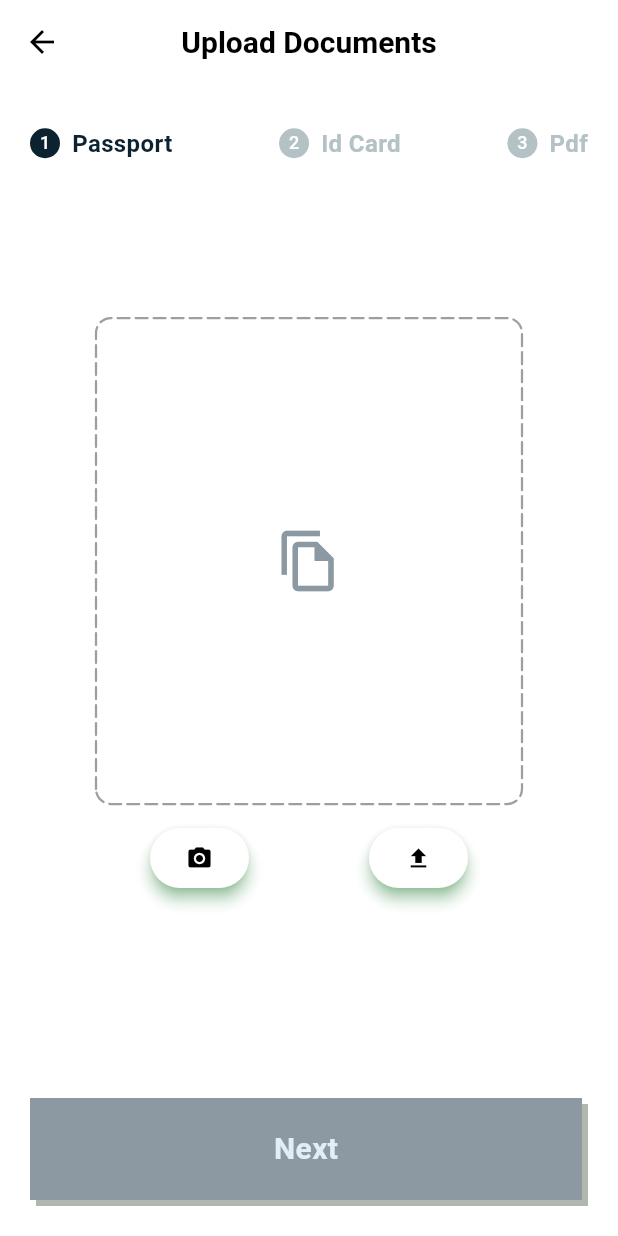
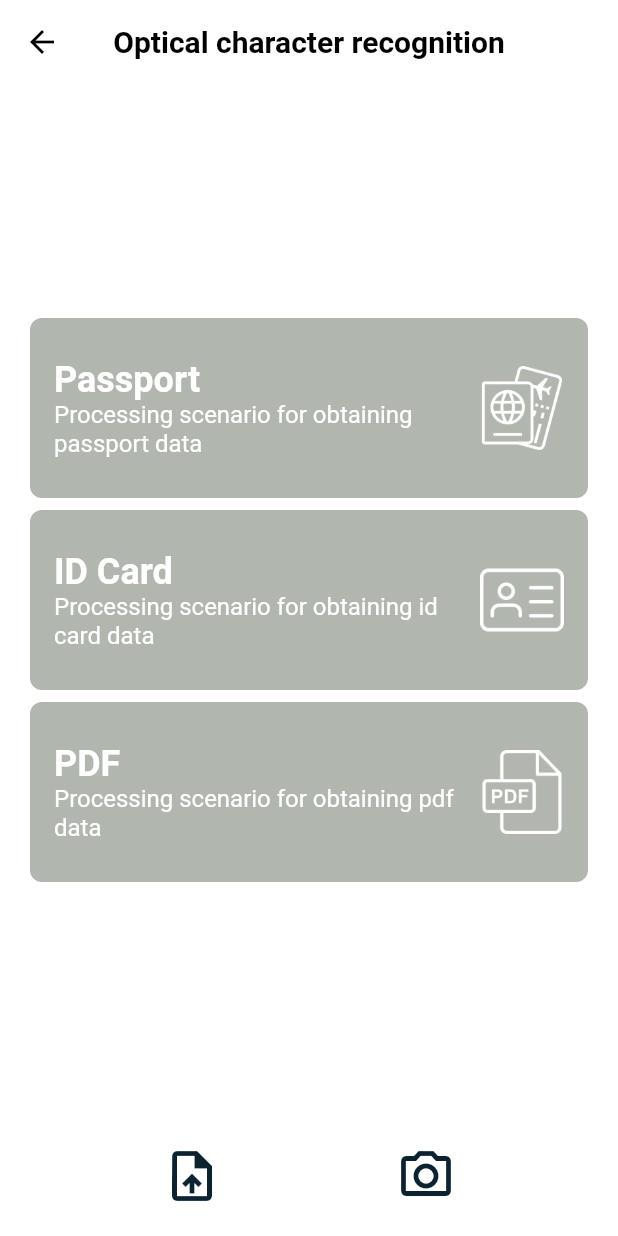
Before and after one commit to riyan-dcosta/ai_application_dct, a Flutter app: the screen it shows after launch, after a tap on "OCR", on a phone screen of 412 x 824 dp. Run offline on Flutter 3.47's test engine with Material 2 defaults, Android fonts, the phone set to English and light mode, and no system bars; drawn by our look-alikes of dotted_border; our stand-ins replace camera, file_picker, flutter_riverpod, freezed_annotation, go_router, hive and 2 more; missing offline and left inert: camerawesome, circular_progress_bar_with_lines, flutter_pdfview, google_mlkit_face_detection, pigeon; accounts and stored records are empty; generated files the repository leaves out were written again.

Commit message:
started updating ocr flow

```diff
--- a/lib/core/config/routes/go_router_object.dart
+++ b/lib/core/config/routes/go_router_object.dart
@@ -3,6 +3,7 @@ import 'package:ai_application_dct/features/face_detection/presentation/pages/ca
 import 'package:ai_application_dct/features/nav_decider_pages/presentation/views/home_page.dart';
 import 'package:ai_application_dct/features/nav_decider_pages/presentation/views/stt_tts_tab_page.dart';
 import 'package:ai_application_dct/features/ocr/presentation/pages/doc_upload_page.dart';
+import 'package:ai_application_dct/features/ocr/presentation/pages/doc_upload_page_v2.dart';
 import 'package:ai_application_dct/features/settings/presentation/pages/settings_page.dart';
 import 'package:ai_application_dct/features/speech_to_text/presentation/pages/stt_screen.dart';
 import 'package:flutter/material.dart';
@@ -24,7 +25,7 @@ class GoRouterObject {
   TypedGoRoute<SpeechRoute>(path: PathString.speechPage, routes: [
     TypedGoRoute<SpeechToTextRoute>(path: PathString.speechToText),
   ]),
-  TypedGoRoute<DocUploadRoute>(path: PathString.uploadDocument),
+  TypedGoRoute<DocUploadRouteV2>(path: PathString.uploadDocument),
   TypedGoRoute<FaceDetectionRoute>(path: PathString.faceDetectionPage),
 ])
 class HomeRoute extends GoRouteData {
@@ -71,6 +72,14 @@ class DocUploadRoute extends GoRouteData {
       const DocUploadPage();
 }
 
+class DocUploadRouteV2 extends GoRouteData {
+  const DocUploadRouteV2();
+
+  @override
+  Widget build(BuildContext context, GoRouterState state) =>
+      const DocUploadPageV2();
+}
+
 class FaceDetectionRoute extends GoRouteData {
   const FaceDetectionRoute();
 
--- a/lib/core/constants/colors.dart
+++ b/lib/core/constants/colors.dart
@@ -1,14 +1,14 @@
-import 'package:flutter/material.dart';
-
-class AppColor {
-  AppColor._();
-
-  static const Color white = Color(0xFFFFFFFF);
-  static const Color black = Color(0xFF000000);
-  static const Color scaffoldBackgroundColor = Color(0xFFE3EDF5);
-  static const Color accentColor = Color(0xFF0D2231);
-  static const Color emeraldGreen = Color(0xFF53D46B);
-  static const Color submarineBlue = Color(0xFFB4C2C6);
-  static const Color grey = Color(0xFF8C99A2);
-  static const Color mud = Color(0xFFB1B6AE);
-}
+// import 'package:flutter/material.dart';
+//
+// class AppColor {
+//   AppColor._();
+//
+//   static const Color white = Color(0xFFFFFFFF);
+//   static const Color black = Color(0xFF000000);
+//   static const Color scaffoldBackgroundColor = Color(0xFFE3EDF5);
+//   static const Color accentColor = Color(0xFF0D2231);
+//   static const Color emeraldGreen = Color(0xFF53D46B);
+//   static const Color submarineBlue = Color(0xFFB4C2C6);
+//   static const Color grey = Color(0xFF8C99A2);
+//   static const Color mud = Color(0xFFB1B6AE);
+// }
--- a/lib/features/nav_decider_pages/presentation/views/home_page.dart
+++ b/lib/features/nav_decider_pages/presentation/views/home_page.dart
@@ -33,7 +33,7 @@ class HomePage extends StatelessWidget {
             CustomButton(
               label: AppLocalizations.of(context)!.ocr,
               onPressed: () {
-                const DocUploadRoute().go(context);
+                const DocUploadRouteV2().go(context);
                 // context.go('/doc_upload');
               },
             ),
--- a/lib/features/nav_decider_pages/presentation/views/stt_tts_tab_page.dart
+++ b/lib/features/nav_decider_pages/presentation/views/stt_tts_tab_page.dart
@@ -1,4 +1,4 @@
-import 'package:ai_application_dct/core/constants/colors.dart';
+import 'package:ai_application_dct/core/config/theme/theme.dart';
 import 'package:ai_application_dct/features/speech_to_text/presentation/pages/stt_locale_decider_screen.dart';
 import 'package:ai_application_dct/features/text_to_speech/presentation/views/text_to_speech_page.dart';
 import 'package:flutter/material.dart';
--- /dev/null
+++ b/lib/features/ocr/presentation/pages/doc_upload_page_v2.dart
@@ -0,0 +1,67 @@
+import 'package:ai_application_dct/core/config/theme/theme.dart';
+import 'package:ai_application_dct/features/ocr/presentation/widgets/ocr_doc_type_selector.dart';
+import 'package:ai_application_dct/features/ocr/presentation/widgets/upload_doc_widget_v2.dart';
+import 'package:flutter/material.dart';
+
+class DocUploadPageV2 extends StatelessWidget {
+  const DocUploadPageV2({super.key});
+
+  @override
+  Widget build(BuildContext context) {
+    return Scaffold(
+      appBar: AppBar(
+        title: Text("Optical character recognition"),
+        centerTitle: true,
+      ),
+      body: const Center(
+        child: Column(
+          mainAxisAlignment: MainAxisAlignment.center,
+          children: [
+            OCRDocTypeSelector(
+              docType: "Passport",
+              iconPath: "assets/images/passport.png",
+            ),
+            OCRDocTypeSelector(
+              docType: "ID Card",
+              iconPath: "assets/images/id-card.png",
+            ),
+            OCRDocTypeSelector(
+              docType: "PDF",
+              iconPath: "assets/images/pdf.png",
+            ),
+          ],
+        ),
+      ),
+      bottomNavigationBar: SizedBox(
+        height: 80,
+        child: Row(
+          mainAxisAlignment: MainAxisAlignment.spaceEvenly,
+          children: [
+            IconButton(
+              onPressed: () {
+                Navigator.of(context).push(
+                  MaterialPageRoute(
+                    builder: (context) => UploadDocWidgetV2(),
+                  ),
+                );
+              },
+              icon: const Icon(
+                Icons.upload_file_outlined,
+                size: 40,
+                color: AppColor.accentColor,
+              ),
+            ),
+            IconButton(
+              onPressed: () {},
+              icon: const Icon(
+                Icons.camera_alt_outlined,
+                size: 40,
+                color: AppColor.accentColor,
+              ),
+            ),
+          ],
+        ),
+      ),
+    );
+  }
+}
--- a/lib/features/ocr/presentation/pod/doc_upload_pod.dart
+++ b/lib/features/ocr/presentation/pod/doc_upload_pod.dart
@@ -3,3 +3,33 @@ import 'package:flutter_riverpod/flutter_riverpod.dart';
 final passportUploadStatusProvider = StateProvider((ref) => false);
 final idCardUploadStatusProvider = StateProvider((ref) => false);
 final pdfUploadStatusProvider = StateProvider((ref) => false);
+
+enum UploadDocType {
+  notSelected,
+  passport,
+  idCard,
+  pdf;
+
+  @override
+  String toString() {
+    return switch (this) {
+      (UploadDocType.passport) => "Passport",
+      (UploadDocType.idCard) => "ID Card",
+      (UploadDocType.pdf) => "PDF",
+      (UploadDocType.notSelected) => ""
+    };
+  }
+}
+
+extension ToUploadDocType on String {
+  UploadDocType toUploadDocTypeEnum() {
+    return switch (this) {
+      ("Passport") => UploadDocType.passport,
+      ("ID Card") => UploadDocType.idCard,
+      ("PDF") => UploadDocType.pdf,
+      (_) => UploadDocType.notSelected
+    };
+  }
+}
+
+final docTypeProvider = StateProvider((ref) => UploadDocType.notSelected);
--- /dev/null
+++ b/lib/features/ocr/presentation/widgets/ocr_doc_type_selector.dart
@@ -0,0 +1,69 @@
+import 'package:ai_application_dct/core/config/theme/theme.dart';
+import 'package:ai_application_dct/features/ocr/presentation/pod/doc_upload_pod.dart';
+import 'package:flutter/material.dart';
+import 'package:flutter_riverpod/flutter_riverpod.dart';
+
+class OCRDocTypeSelector extends ConsumerWidget {
+  final String docType;
+  final String iconPath;
+
+  const OCRDocTypeSelector({
+    super.key,
+    required this.docType,
+    required this.iconPath,
+  });
+
+  @override
+  Widget build(BuildContext context, WidgetRef ref) {
+    return GestureDetector(
+      onTap: () {
+        ref.read(docTypeProvider.notifier).state =
+            docType.toUploadDocTypeEnum();
+      },
+      child: Container(
+        margin: const EdgeInsets.symmetric(horizontal: 20, vertical: 4),
+        padding: const EdgeInsets.all(16),
+        height: 120,
+        constraints: const BoxConstraints(
+          maxWidth: 450,
+        ),
+        decoration: BoxDecoration(
+          color: ref.watch(docTypeProvider) == docType.toUploadDocTypeEnum()
+              ? AppColor.emeraldGreen
+              : AppColor.mud,
+          borderRadius: BorderRadius.circular(8),
+        ),
+        child: Row(
+          children: [
+            Expanded(
+              child: RichText(
+                text: TextSpan(
+                  text: "$docType\n",
+                  style: const TextStyle(
+                    fontSize: 24,
+                    fontWeight: FontWeight.bold,
+                  ),
+                  children: [
+                    TextSpan(
+                      text:
+                          "Processing scenario for obtaining ${docType.toLowerCase()} data",
+                      style: const TextStyle(
+                        fontSize: 16,
+                        fontWeight: FontWeight.w400,
+                      ),
+                    )
+                  ],
+                ),
+              ),
+            ),
+            Image.asset(
+              iconPath,
+              height: 56,
+              color: AppColor.white,
+            )
+          ],
+        ),
+      ),
+    );
+  }
+}
--- a/lib/features/ocr/presentation/widgets/upload_doc_widget.dart
+++ b/lib/features/ocr/presentation/widgets/upload_doc_widget.dart
@@ -1,7 +1,7 @@
 import 'dart:io';
 
 import 'package:ai_application_dct/core/common/widgets/custom_button.dart';
-import 'package:ai_application_dct/core/constants/colors.dart';
+import 'package:ai_application_dct/core/config/theme/theme.dart';
 import 'package:dotted_border/dotted_border.dart';
 import 'package:file_picker/file_picker.dart';
 import 'package:flutter/material.dart';
--- a/lib/features/ocr/presentation/widgets/upload_progress_ bar.dart
+++ b/lib/features/ocr/presentation/widgets/upload_progress_ bar.dart
@@ -1,4 +1,4 @@
-import 'package:ai_application_dct/core/constants/colors.dart';
+import 'package:ai_application_dct/core/config/theme/theme.dart';
 import 'package:ai_application_dct/features/ocr/presentation/widgets/upload_doc_pageview.dart';
 import 'package:flutter/material.dart';
 import 'package:flutter_riverpod/flutter_riverpod.dart';
--- a/lib/features/text_to_speech/presentation/views/text_to_speech_page.dart
+++ b/lib/features/text_to_speech/presentation/views/text_to_speech_page.dart
@@ -1,5 +1,5 @@
 import 'package:ai_application_dct/core/common/widgets/custom_button.dart';
-import 'package:ai_application_dct/core/constants/colors.dart';
+import 'package:ai_application_dct/core/config/theme/theme.dart';
 import 'package:flutter/material.dart';
 import 'package:flutter_gen/gen_l10n/app_localizations.dart';
 
--- a/pubspec.yaml
+++ b/pubspec.yaml
@@ -63,3 +63,6 @@ dev_dependencies:
 flutter:
   generate: true
   uses-material-design: true
+
+  assets:
+    - assets/images/
```
Also changed, not shown: lib/features/ocr/presentation/widgets/upload_doc_widget_v2.dart (added, +108 -0 lines), assets/images/id-card.png (added), assets/images/passport.png (added), assets/images/pdf.png (added), lib/core/config/routes/go_router_object.g.dart.
